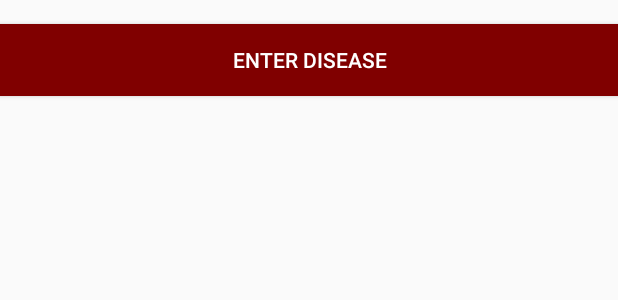
After one commit to humancomputerintegration/realtime-diagnostics-app, an Android app: the layout activity_search_disease.xml on its own in the app's theme, with its tools: preview values and no code run, on a phone screen of 412 x 824 dp. The commit adds this screen. Shown: the top 300 px of the screen. Run offline under Robolectric (Android 15) with nearby library versions, the phone set to English and light mode, and no system bars.

Commit message:
search disease option

```diff
--- a/medical-app/app/src/main/AndroidManifest.xml
+++ b/medical-app/app/src/main/AndroidManifest.xml
@@ -25,6 +25,9 @@
             android:name=".PatientInfoActivity"
             android:screenOrientation="portrait"></activity>
         <activity
+            android:name=".SearchDisease"
+            android:screenOrientation="portrait"></activity>
+        <activity
             android:name=".MainActivity"
             android:screenOrientation="portrait">
             <intent-filter>
--- /dev/null
+++ b/medical-app/app/src/main/res/layout/activity_search_disease.xml
@@ -0,0 +1,58 @@
+<?xml version="1.0" encoding="utf-8"?>
+<androidx.constraintlayout.widget.ConstraintLayout xmlns:android="http://schemas.android.com/apk/res/android"
+    xmlns:app="http://schemas.android.com/apk/res-auto"
+    xmlns:tools="http://schemas.android.com/tools"
+    android:layout_width="match_parent"
+    android:layout_height="match_parent"
+    android:accessibilityHeading="true"
+    android:orientation="vertical"
+    tools:context=".ListSymptoms">
+
+    <Button
+        android:id="@+id/enter_disease_button"
+        android:layout_width="match_parent"
+        android:layout_height="wrap_content"
+        android:layout_marginTop="16dp"
+        android:background="@color/colorPrimary"
+        android:text="@string/enter_disease_button"
+        android:textColor="@android:color/white"
+        app:layout_constraintTop_toTopOf="parent"
+        tools:layout_editor_absoluteX="0dp" />
+
+    <TextView
+        android:id="@+id/diseaseChoice"
+        android:layout_width="match_parent"
+        android:layout_height="wrap_content"
+        android:gravity="center"
+        android:text=""
+        android:textSize="20dp"
+        android:textColor="@android:color/black"
+        android:layout_marginTop="16dp"
+        android:layout_marginLeft="16dp"
+        android:layout_marginRight="16dp"
+        tools:layout_editor_absoluteX="0dp"
+        app:layout_constraintTop_toBottomOf="@+id/enter_disease_button"/>
+
+    <ListView
+        android:id="@+id/symptoms_list_view"
+        android:layout_width="match_parent"
+        android:layout_height="wrap_content"
+        android:layout_marginBottom="30dp"
+        app:layout_constraintTop_toBottomOf="@+id/diseaseChoice" />
+
+    <Button
+        android:id="@+id/compare_button"
+        android:layout_width="match_parent"
+        android:layout_height="wrap_content"
+        android:layout_marginTop="16dp"
+        android:background="@color/colorPrimary"
+        android:text="@string/compare_button"
+        android:textColor="@android:color/white"
+        app:layout_constraintBottom_toBottomOf="parent"
+        tools:layout_editor_absoluteX="0dp"
+        android:visibility="gone"/>
+
+
+
+
+</androidx.constraintlayout.widget.ConstraintLayout>
--- a/medical-app/app/src/main/res/values/strings.xml
+++ b/medical-app/app/src/main/res/values/strings.xml
@@ -4,6 +4,7 @@
     <string name="welcome_header">MobileMedicine v0.1</string>
     <string name="start_diagnosis_button">Start Diagnosis</string>
     <string name="outbreak_check_button">Check for Outbreaks</string>
+    <string name="search_disease_button">Search Disease</string>
 
 
     <!--activity_patient_info.xml option-->
@@ -25,4 +26,10 @@
     <string name="add_symptom_button">Add Symptom</string>
     <string name="symptom_list_header">Patient\'s Current Symptoms</string>
     <string name="remove_symptom_button">Delete</string>
+
+    <!--activity_search_disease.xml options-->
+    <string name="enter_disease_button">Enter disease</string>
+    <string name="disease_information_header">Disease Information</string>
+    <string name="compare_button">Compare to most recent diagnosis</string>
+
 </resources>
```
Also changed, not shown: medical-app/app/src/main/java/com/example/mobilehealthprototype/MainActivity.java (+9 -0 lines), medical-app/app/src/main/java/com/example/mobilehealthprototype/SearchDisease.java (added, +189 -0 lines), medical-app/app/src/main/res/layout/activity_main.xml (+16 -0 lines), 6 other files.
